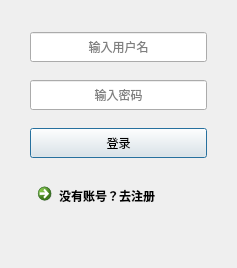
First picture: the form in AllChatClient/View/login.ui, repository siju-m/AllChat, before the edit.
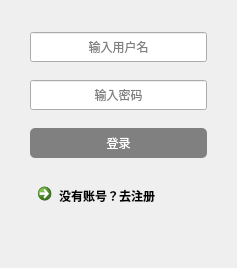
Second picture: the form after the edit.

Patch:
```diff
--- a/AllChatClient/View/login.ui
+++ b/AllChatClient/View/login.ui
@@ -69,6 +69,40 @@
        <height>30</height>
       </size>
      </property>
+     <property name="styleSheet">
+      <string notr="true">/**正常情况下样式**/
+QPushButton{
+	font: 10pt &quot;微软雅黑&quot;;
+    color: white;
+    background-color: gray;
+    border-color: #2f3640;
+    border-radius: 5px;
+    border-style: none;
+    border-width: 1px;
+    padding: 5px;
+}
+
+/**鼠标停留在按钮上的样式**/
+QPushButton::hover{	
+    color: #FFFFFF;
+    background-color: #718093;
+    border-color: #2f3640;
+}
+
+/**鼠标按压下去的样式**/
+QPushButton::pressed,QPushButton::checked{
+    color: #FFFFFF;
+    background-color: qlineargradient(spread:pad, x1:0, y1:0, x2:0, y2:1, stop:0 #273c75, stop:1 #487eb0);
+}
+
+/**按钮失能情况下样式**/
+QPushButton::disabled{
+    color: #FFFFFF;
+    background-color: #dcdde1;
+    border-color: #dcdde1;
+}
+</string>
+     </property>
      <property name="text">
       <string>登录</string>
      </property>
```
